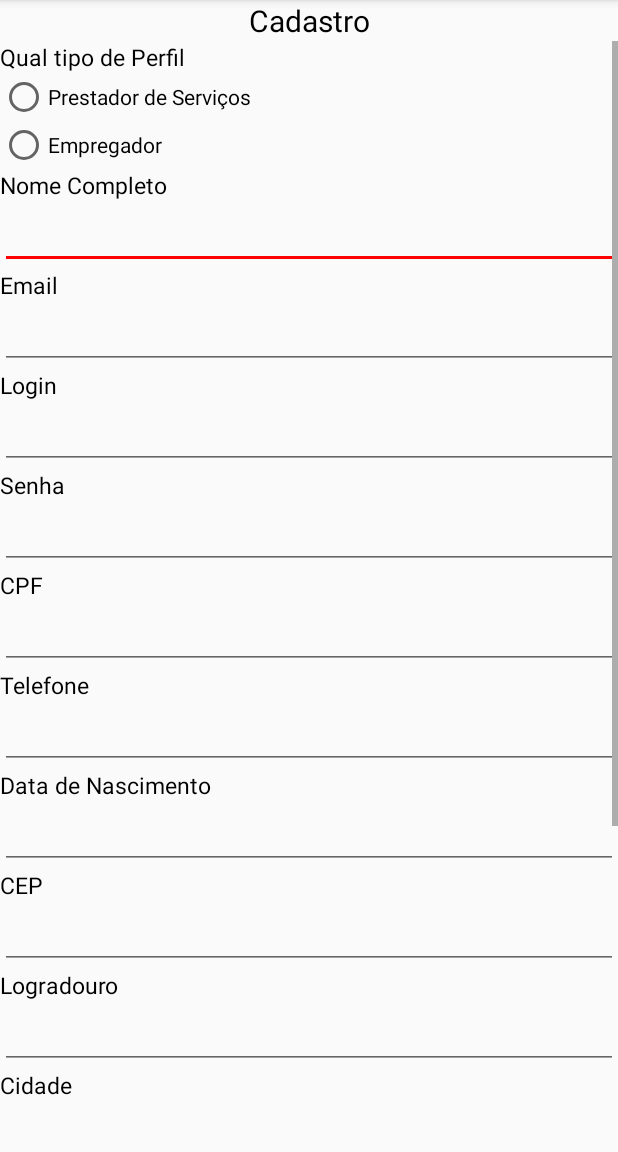
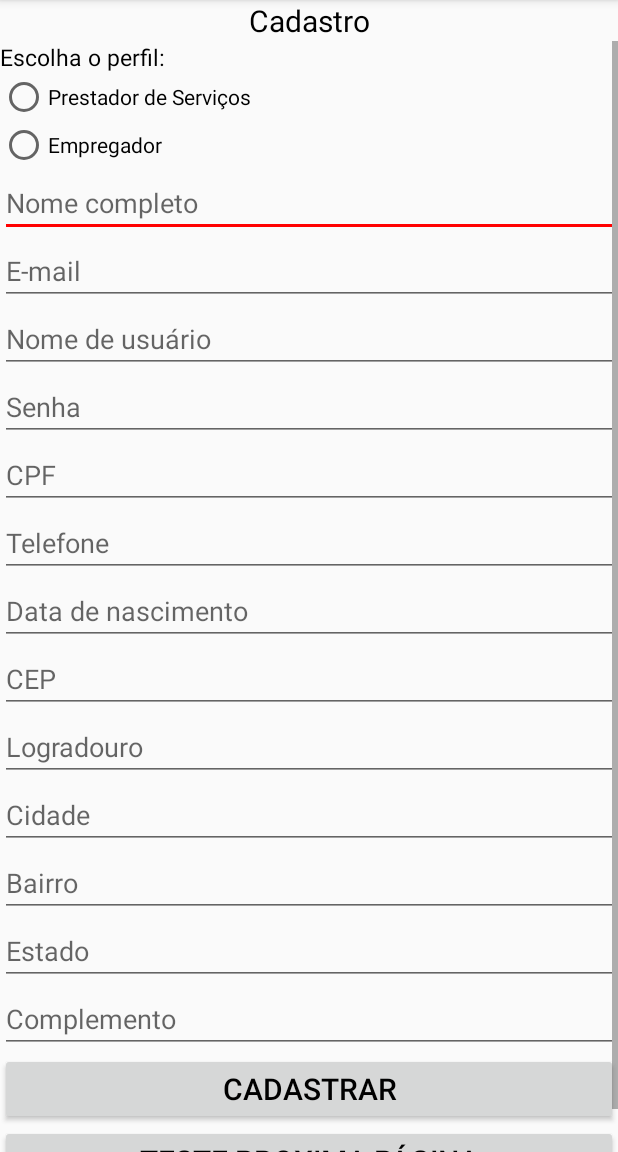
Before and after one commit to DanielM2305/CasaLimpa, an Android app: the CadastroActivity screen opened directly, with no data from a screen before it, on a phone screen of 412 x 824 dp, the part 84-1236 px from its top. Run offline under Robolectric (Android 15) with nearby library versions, the phone set to English and light mode, and no system bars; libraries missing offline, so code that uses them is left out: com.github.rtoshiro.util; 12 statements that could not run were skipped.

Commit message:
adição de Hint nos Editext e imagens

```diff
--- a/app/src/main/res/layout/activity_cadastro.xml
+++ b/app/src/main/res/layout/activity_cadastro.xml
@@ -37,7 +37,7 @@
                 <TextView
                     android:layout_width="match_parent"
                     android:layout_height="wrap_content"
-                    android:text="Qual tipo de Perfil"
+                    android:text="Escolha o perfil:"
                     android:textColor="@color/corLetrasGeral"
                     android:textSize="@dimen/tamanhoTextoGeral" />
 
@@ -62,191 +62,119 @@
                         android:text="Empregador"/>
                 </RadioGroup>
 
-                <TextView
-                    android:layout_width="match_parent"
-                    android:layout_height="wrap_content"
-                    android:text="Nome Completo"
-                    android:textColor="@color/corLetrasGeral"
-                    android:textSize="@dimen/tamanhoTextoGeral" />
 
                 <!--- android:id="@+id/NomedeId"  todos os EditText devem conter um id que será usado na programação-->
                 <EditText
                     android:layout_width="match_parent"
                     android:layout_height="wrap_content"
                     android:inputType="textPersonName"
+                    android:hint="Nome completo"
                     android:textColor="@color/corLetrasGeral" />
-
-
-
-                <TextView
-                    android:layout_width="match_parent"
-                    android:layout_height="wrap_content"
-                    android:text="Email"
-                    android:textSize="@dimen/tamanhoTextoGeral"
-                    android:textColor="@color/corLetrasGeral"/>
 
                 <!--- android:id="@+id/NomedeId"  todos os EditText devem conter um id que será usado na programação-->
                 <EditText
                     android:layout_width="match_parent"
                     android:layout_height="wrap_content"
+                    android:hint="E-mail"
                     android:textColor="@color/corLetrasGeral"
                     android:inputType="textEmailAddress"/>
 
-                <TextView
-                    android:layout_width="match_parent"
-                    android:layout_height="wrap_content"
-                    android:text="Login"
-                    android:textSize="@dimen/tamanhoTextoGeral"
-                    android:textColor="@color/corLetrasGeral"/>
 
                 <!--- android:id="@+id/NomedeId"  todos os EditText devem conter um id que será usado na programação-->
                 <EditText
                     android:layout_width="match_parent"
                     android:layout_height="wrap_content"
+                    android:hint="Nome de usuário"
                     android:textColor="@color/corLetrasGeral"
                     android:inputType="text"/>
-
-                <TextView
-                    android:layout_width="match_parent"
-                    android:layout_height="wrap_content"
-                    android:text="Senha"
-                    android:textSize="@dimen/tamanhoTextoGeral"
-                    android:textColor="@color/corLetrasGeral"/>
 
                 <!--- android:id="@+id/NomedeId"  todos os EditText devem conter um id que será usado na programação-->
                 <EditText
                     android:layout_width="match_parent"
                     android:layout_height="wrap_content"
+                    android:hint="Senha"
                     android:textColor="@color/corLetrasGeral"
                     android:inputType="textPassword"/>
 
-                <TextView
-                    android:layout_width="match_parent"
-                    android:layout_height="wrap_content"
-                    android:text="CPF"
-                    android:textSize="@dimen/tamanhoTextoGeral"
-                    android:textColor="@color/corLetrasGeral"/>
-
-                <!--- android:id="@+id/NomedeId"  todos os EditText devem conter um id que será usado na programação-->
+                                <!--- android:id="@+id/NomedeId"  todos os EditText devem conter um id que será usado na programação-->
                 <EditText
                     android:id="@+id/cpfEditTextId"
                     android:layout_width="match_parent"
                     android:layout_height="wrap_content"
+                    android:hint="CPF"
                     android:textColor="@color/corLetrasGeral"
                     android:inputType="number"/>
-
-                <TextView
-                    android:layout_width="match_parent"
-                    android:layout_height="wrap_content"
-                    android:text="Telefone"
-                    android:textSize="@dimen/tamanhoTextoGeral"
-                    android:textColor="@color/corLetrasGeral"/>
 
                 <!--- android:id="@+id/NomedeId"  todos os EditText devem conter um id que será usado na programação-->
                 <EditText
                     android:id="@+id/telEditTextId"
                     android:layout_width="match_parent"
                     android:layout_height="wrap_content"
+                    android:hint="Telefone"
                     android:textColor="@color/corLetrasGeral"
                     android:inputType="phone"/>
 
-                <TextView
-                    android:layout_width="match_parent"
-                    android:layout_height="wrap_content"
-                    android:text="Data de Nascimento"
-                    android:textSize="@dimen/tamanhoTextoGeral"
-                    android:textColor="@color/corLetrasGeral"/>
 
                 <!--- android:id="@+id/NomedeId"  todos os EditText devem conter um id que será usado na programação-->
                 <EditText
                     android:id="@+id/dataEditTextId"
                     android:layout_width="match_parent"
                     android:layout_height="wrap_content"
+                    android:hint="Data de nascimento"
                     android:textColor="@color/corLetrasGeral"
                     android:inputType="date"/>
 
-                <TextView
-                    android:layout_width="match_parent"
-                    android:layout_height="wrap_content"
-                    android:text="CEP"
-                    android:textSize="@dimen/tamanhoTextoGeral"
-                    android:textColor="@color/corLetrasGeral"/>
 
                 <!--- android:id="@+id/NomedeId"  todos os EditText devem conter um id que será usado na programação-->
                 <EditText
                     android:id="@+id/cepEditTextId"
                     android:layout_width="match_parent"
                     android:layout_height="wrap_content"
+                    android:hint="CEP"
                     android:textColor="@color/corLetrasGeral"
                     android:inputType="number"/>
 
-                <TextView
-                    android:layout_width="match_parent"
-                    android:layout_height="wrap_content"
-                    android:text="Logradouro"
-                    android:textSize="@dimen/tamanhoTextoGeral"
-                    android:textColor="@color/corLetrasGeral"/>
 
                 <!--- android:id="@+id/NomedeId"  todos os EditText devem conter um id que será usado na programação-->
                 <EditText
                     android:layout_width="match_parent"
                     android:layout_height="wrap_content"
+                    android:hint="Logradouro"
                     android:textColor="@color/corLetrasGeral"
                     android:inputType="text"/>
 
-                <TextView
-                    android:layout_width="match_parent"
-                    android:layout_height="wrap_content"
-                    android:text="Cidade"
-                    android:textSize="@dimen/tamanhoTextoGeral"
-                    android:textColor="@color/corLetrasGeral"/>
 
                 <!--- android:id="@+id/NomedeId"  todos os EditText devem conter um id que será usado na programação-->
                 <EditText
                     android:layout_width="match_parent"
                     android:layout_height="wrap_content"
+                    android:hint="Cidade"
                     android:textColor="@color/corLetrasGeral"
                     android:inputType="text"/>
 
-                <TextView
-                    android:layout_width="match_parent"
-                    android:layout_height="wrap_content"
-                    android:text="Bairro"
-                    android:textSize="@dimen/tamanhoTextoGeral"
-                    android:textColor="@color/corLetrasGeral"/>
 
                 <!--- android:id="@+id/NomedeId"  todos os EditText devem conter um id que será usado na programação-->
                 <EditText
                     android:layout_width="match_parent"
                     android:layout_height="wrap_content"
+                    android:hint="Bairro"
                     android:textColor="@color/corLetrasGeral"
                     android:inputType="text"/>
 
-                <TextView
-                    android:layout_width="match_parent"
-                    android:layout_height="wrap_content"
-                    android:text="Estado"
-                    android:textSize="@dimen/tamanhoTextoGeral"
-                    android:textColor="@color/corLetrasGeral"/>
 
                 <!--- android:id="@+id/NomedeId"  todos os EditText devem conter um id que será usado na programação-->
                 <EditText
                     android:layout_width="match_parent"
                     android:layout_height="wrap_content"
+                    android:hint="Estado"
                     android:textColor="@color/corLetrasGeral"
                     android:inputType="text"/>
-
-                <TextView
-                    android:layout_width="match_parent"
-                    android:layout_height="wrap_content"
-                    android:text="Complemento"
-                    android:textSize="@dimen/tamanhoTextoGeral"
-                    android:textColor="@color/corLetrasGeral"/>
 
                 <!--- android:id="@+id/NomedeId"  todos os EditText devem conter um id que será usado na programação-->
                 <EditText
                     android:layout_width="match_parent"
                     android:layout_height="wrap_content"
+                    android:hint="Complemento"
                     android:textColor="@color/corLetrasGeral"
                     android:inputType="text"/>
 
```
